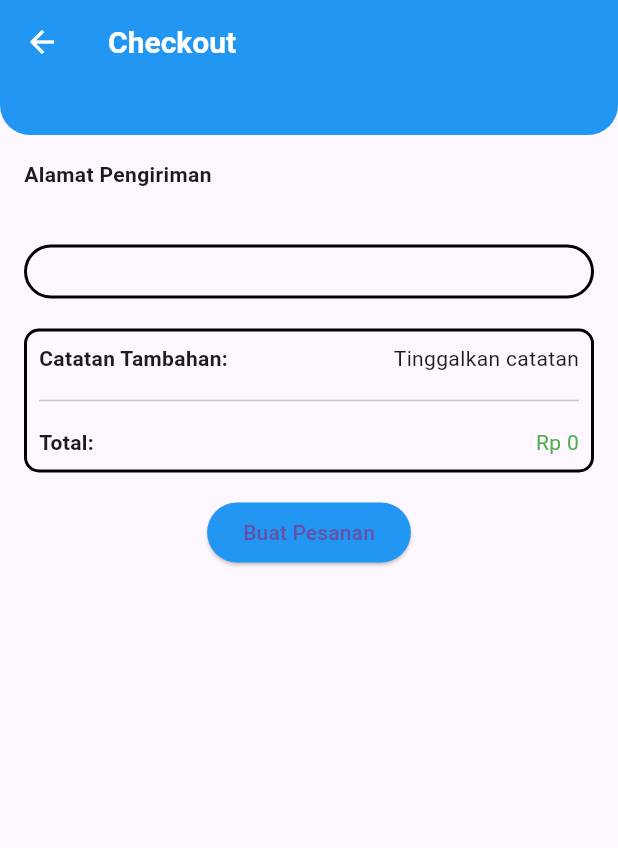
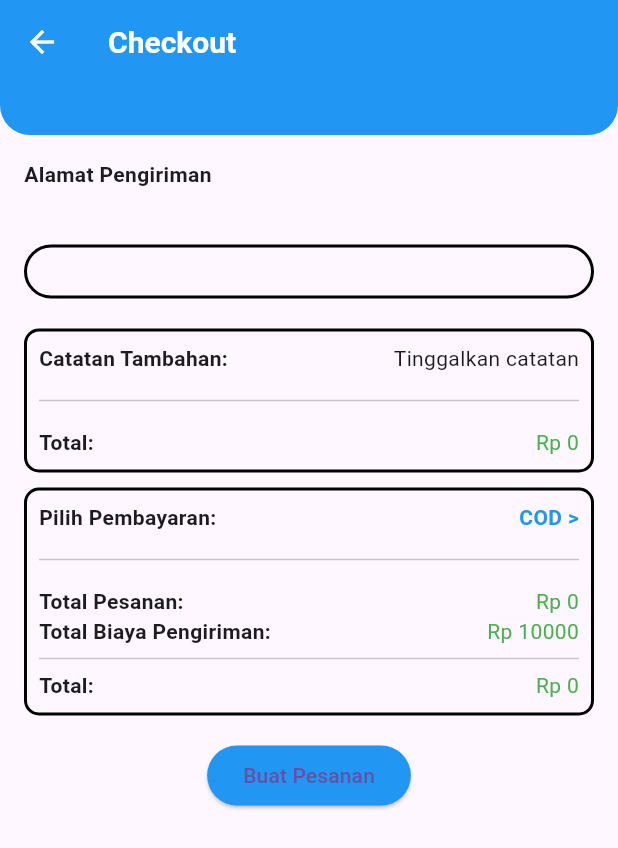
Before and after one commit to RendyAmarullah/cadangan, a Flutter app: the CheckoutScreen screen opened directly with empty values, after a tap on "Buat Pesanan", on a phone screen of 412 x 824 dp. Shown: the top 848 px of the screen. Run offline on Flutter 3.47's test engine with Material 3 defaults, Android fonts, the phone set to English and light mode, and no system bars; our stand-ins replace appwrite, cloud_firestore, firebase_auth, firebase_core, font_awesome_flutter, geocoding and 2 more; accounts and stored records are empty; network calls fail.

Commit message:
checkout

```diff
--- a/lib/AlamatScreen.dart
+++ b/lib/AlamatScreen.dart
@@ -14,7 +14,7 @@ class _AlamatScreenState extends State<AlamatScreen> {
   late Client _client;
   late Databases _databases;
 
-  // ID dari database dan koleksi yang digunakan
+
   final String databaseId = '681aa33a0023a8c7eb1f';
   final String collectionId = '68447d3d0007b5f75cc5'; // Koleksi untuk menyimpan alamat
 
@@ -28,12 +28,12 @@ class _AlamatScreenState extends State<AlamatScreen> {
     _getCurrentLocation();
   }
 
-  // Mendapatkan lokasi saat ini
+
   Future<void> _getCurrentLocation() async {
     bool serviceEnabled;
     LocationPermission permission;
 
-    // Memeriksa apakah layanan lokasi diaktifkan
+
     serviceEnabled = await Geolocator.isLocationServiceEnabled();
     if (!serviceEnabled) {
       setState(() {
@@ -42,7 +42,7 @@ class _AlamatScreenState extends State<AlamatScreen> {
       return;
     }
 
-    // Memeriksa izin lokasi
+
     permission = await Geolocator.checkPermission();
     if (permission == LocationPermission.denied) {
       permission = await Geolocator.requestPermission();
@@ -55,15 +55,15 @@ class _AlamatScreenState extends State<AlamatScreen> {
       }
     }
 
-    // Mendapatkan posisi terkini (latitude, longitude)
+
     Position position = await Geolocator.getCurrentPosition(
         desiredAccuracy: LocationAccuracy.high);
 
-    // Mendapatkan alamat dari koordinat
+
     _getAddressFromCoordinates(position.latitude, position.longitude);
   }
 
-  // Mengonversi koordinat menjadi alamat
+
   Future<void> _getAddressFromCoordinates(double latitude, double longitude) async {
     try {
       List<Placemark> placemarks = await placemarkFromCoordinates(latitude, longitude);
@@ -73,7 +73,7 @@ class _AlamatScreenState extends State<AlamatScreen> {
         _address = fullAddress;
       });
 
-      // Setelah mendapatkan alamat, simpan alamat ke Appwrite
+
       await _saveAddressToDatabase(fullAddress);
     } catch (e) {
       setState(() {
@@ -82,18 +82,18 @@ class _AlamatScreenState extends State<AlamatScreen> {
     }
   }
 
-  // Menyimpan alamat ke database Appwrite
+
   Future<void> _saveAddressToDatabase(String address) async {
     try {
-      // Ambil user_id dari session atau user yang sedang login
+
       final user = await Account(_client).get();
       final userId = user.$id;
 
-      // Membuat dokumen baru dengan data alamat
+
       final response = await _databases.createDocument(
         databaseId: databaseId,
         collectionId: collectionId,
-        documentId: userId, // Gunakan user_id sebagai ID dokumen
+        documentId: userId,
         data: {
           'user_id': userId,
           'address': address,
--- a/lib/CheckOutScreen.dart
+++ b/lib/CheckOutScreen.dart
@@ -2,6 +2,15 @@ import 'package:flutter/material.dart';
 import 'package:appwrite/appwrite.dart';
 import 'package:appwrite/models.dart' as models;
 import 'package:flutter/widgets.dart';
+import 'dart:convert';
+
+final client = Client()
+  ..setEndpoint('https://fra.cloud.appwrite.io/v1')
+  ..setProject('681aa0b70002469fc157')
+  ..setSelfSigned(status: true);
+
+final databases = Databases(client);
+final account = Account(client);
 
 class CheckoutScreen extends StatefulWidget {
   final List<Map<String, dynamic>> cartItems;
@@ -19,10 +28,11 @@ class _CheckoutScreenState extends State<CheckoutScreen> {
 
   String userId = '';
   String address = '';
-
+  String _metodePembayaran = 'COD';
   final String projectId = '681aa0b70002469fc157';
   final String databaseId = '681aa33a0023a8c7eb1f';
-  final String addressCollectionId = '68447d3d0007b5f75cc5'; // Replace with actual collection ID
+  final String cartsCollectionId = '68407db7002d8716c9d0';
+  final String addressCollectionId = '68447d3d0007b5f75cc5';
 
   @override
   void initState() {
@@ -30,7 +40,7 @@ class _CheckoutScreenState extends State<CheckoutScreen> {
     _initAppwrite();
   }
 
-  // Initialize Appwrite client and services
+
   void _initAppwrite() async {
     _client = Client();
     _client.setEndpoint('https://fra.cloud.appwrite.io/v1').setProject(projectId).setSelfSigned(status: true);
@@ -48,7 +58,7 @@ class _CheckoutScreenState extends State<CheckoutScreen> {
       widget.cartItems[index]['quantity'] = newQuantity;
     });
   }
-  // Get the current user's ID
+
   Future<void> _getCurrentUser() async {
     try {
       final models.User user = await _account.get();
@@ -60,14 +70,38 @@ class _CheckoutScreenState extends State<CheckoutScreen> {
     }
   }
 
-  // Fetch user address from Appwrite database
+  Future<void> clearCartItems(String userId) async {
+  try {
+    final result = await _databases.listDocuments(
+      databaseId: databaseId,
+      collectionId: cartsCollectionId,
+      queries: [
+        Query.equal('userId', userId),
+      ],
+    );
+
+    for (var doc in result.documents) {
+      await _databases.deleteDocument(
+        databaseId: databaseId,
+        collectionId: cartsCollectionId,
+        documentId: doc.$id,
+      );
+    }
+
+    print('Cart cleared successfully.');
+  } catch (e) {
+    print('Error clearing cart: $e');
+  }
+}
+
+
   Future<void> _fetchUserAddress() async {
     try {
       final models.DocumentList result = await _databases.listDocuments(
         databaseId: databaseId,
         collectionId: addressCollectionId,
         queries: [
-          Query.equal('user_id', userId), // Assuming the address is stored with the user ID
+          Query.equal('user_id', userId),
         ],
       );
 
@@ -91,6 +125,11 @@ class _CheckoutScreenState extends State<CheckoutScreen> {
       int price = item['price'] is int ? item['price'] : 0;
       int quantity = item['quantity'] is int ? item['quantity'] : 1;
       return sum + price * quantity;
+    });
+
+    int totalPrice2 = widget.cartItems.fold<int>(0, (sum, item) {
+
+      return totalPrice + 10000;
     });
 
     return Scaffold(
@@ -137,7 +176,7 @@ class _CheckoutScreenState extends State<CheckoutScreen> {
               ),
               SizedBox(height: 16),
 
-              // Order List
+
               Container(
                 decoration: BoxDecoration(
                   border: Border.all(color: Colors.black, width: 2.0),
@@ -270,12 +309,134 @@ class _CheckoutScreenState extends State<CheckoutScreen> {
             ),
           ),
         ),
+        SizedBox(height: 10,),
+        Container(
+          decoration: BoxDecoration(
+            border: Border.all(color: Colors.black, width: 2.0),
+            borderRadius: BorderRadius.circular(10),
+          ),
+          child: Padding(
+            padding: const EdgeInsets.all(8.0),
+            child: Column(  // Use Column to arrange items vertically
+        crossAxisAlignment: CrossAxisAlignment.start, // Align content to the start (left)
+        children: [
+         Row(
+        mainAxisAlignment: MainAxisAlignment.spaceBetween,
+        children: [
+          Text('Pilih Pembayaran:',
+                style: TextStyle(fontWeight: FontWeight.bold),),
+                PopupMenuButton<String>(
+                  onSelected: (String value) {
+                    setState(() {
+                      _metodePembayaran = value;
+                    });
+                  },
+                  itemBuilder: (BuildContext context) => <PopupMenuEntry<String>>[
+                    const PopupMenuItem<String>(
+                      value: 'COD',
+                      child: Text('COD'),
+                    ),
+                    const PopupMenuItem<String>(
+                      value: 'QRIS',
+                      child: Text('QRIS'),
+                    ),
+                  ],
+                  child: Text(
+                    '$_metodePembayaran >',
+                    style: TextStyle(
+                      color: Colors.blue,
+                      fontWeight: FontWeight.bold,
+                    ),
+                  ),
+                ),
+              ],
+            ),
+
+          SizedBox(height: 10),
+          Divider(),
+           SizedBox(height: 10),
+          // First line for Total
+          Row(
+            mainAxisAlignment: MainAxisAlignment.spaceBetween,
+            children: [
+              Text(
+                'Total Pesanan:',
+                style: TextStyle(fontWeight: FontWeight.bold),
+              ),
+              Text('Rp $totalPrice', style: TextStyle(color: Colors.green), ),
+            ],
+          ),
+          Row(
+            mainAxisAlignment: MainAxisAlignment.spaceBetween,
+            children: [
+              Text(
+                'Total Biaya Pengiriman:',
+                style: TextStyle(fontWeight: FontWeight.bold),
+              ),
+              Text('Rp 10000', style: TextStyle(color: Colors.green), ),
+            ],
+          ),
+          Divider(),
+          Row(
+            mainAxisAlignment: MainAxisAlignment.spaceBetween,
+            children: [
+              Text(
+                'Total:',
+                style: TextStyle(fontWeight: FontWeight.bold),
+              ),
+              Text('Rp $totalPrice2', style: TextStyle(color: Colors.green), ),
+            ],
+          ),
+           // Add space between the Total and Catatan Tambahan
+          // Second line for Catatan Tambahan
+
+        ],
+            ),
+          ),
+        ),
 
               SizedBox(height: 16),
               ElevatedButton(
-                onPressed: () {
-                  // Implement order submission or payment logic here
-                },
+                onPressed: () async {
+       try {
+
+      final user = await account.get();
+      final produkList = widget.cartItems.map((item) => {
+        'nama': item['name'],
+        'jumlah': item['quantity'],
+        'harga': item['price'],
+      }).toList();
+      final produkJsonString = jsonEncode(produkList);
+
+        final data = {
+        'userId': user.$id,
+        'alamat': address,
+        'produk': produkJsonString, // simpan sebagai string
+        'metodePembayaran': _metodePembayaran,
+        'total': totalPrice2,
+        'createdAt': DateTime.now().toUtc().toIso8601String(),
+      };
+
+
+
+        final response = await databases.createDocument(
+          databaseId: '681aa33a0023a8c7eb1f', // Ganti
+          collectionId: '684b33e80033b767b024', // Ganti
+          documentId: ID.unique(),
+          data: data,
+        );
+
+         await clearCartItems(userId);
+
+        print('Pesanan berhasil dibuat: ${response.$id}');
+
+        Navigator.pop(context);
+          } catch (e) {
+            print('Gagal membuat pesanan: $e');
+
+          }
+        },
+
                 child: Text('Buat Pesanan'),
                 style: ElevatedButton.styleFrom(backgroundColor: Colors.blue),
               ),
```
